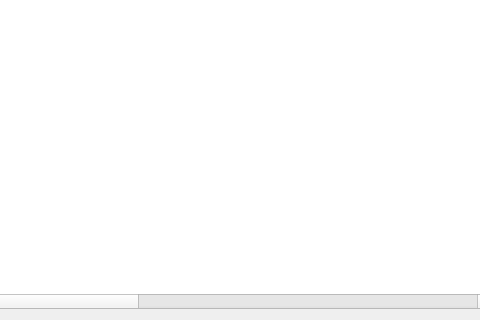
Qt form ui/accounts_widget.ui (JakPro15/23L-BD2-bank-management) before a commit; both pictures show x 91 to 571 and y 280 to 600 of the 800 by 600 pixel window.
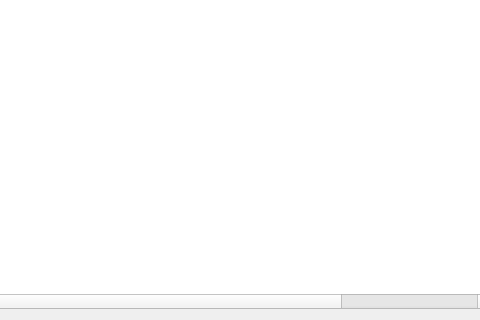
The same form after that commit.

What changed in the file:
```diff
--- a/ui/accounts_widget.ui
+++ b/ui/accounts_widget.ui
@@ -10,20 +10,38 @@
     <height>600</height>
    </rect>
   </property>
-  <property name="minimumSize">
-   <size>
-    <width>800</width>
-    <height>600</height>
-   </size>
-  </property>
   <property name="windowTitle">
    <string>Form</string>
   </property>
   <layout class="QHBoxLayout" name="horizontalLayout">
    <item>
     <widget class="QTableWidget" name="account_list">
+     <property name="sizeAdjustPolicy">
+      <enum>QAbstractScrollArea::AdjustToContents</enum>
+     </property>
+     <property name="autoScroll">
+      <bool>false</bool>
+     </property>
+     <property name="editTriggers">
+      <set>QAbstractItemView::NoEditTriggers</set>
+     </property>
+     <property name="tabKeyNavigation">
+      <bool>false</bool>
+     </property>
+     <property name="alternatingRowColors">
+      <bool>true</bool>
+     </property>
+     <property name="selectionMode">
+      <enum>QAbstractItemView::SingleSelection</enum>
+     </property>
+     <property name="selectionBehavior">
+      <enum>QAbstractItemView::SelectRows</enum>
+     </property>
+     <property name="sortingEnabled">
+      <bool>true</bool>
+     </property>
      <property name="columnCount">
-      <number>8</number>
+      <number>4</number>
      </property>
      <attribute name="horizontalHeaderVisible">
       <bool>true</bool>
@@ -63,10 +81,6 @@
        <string>Transaction limit</string>
       </property>
      </column>
-     <column/>
-     <column/>
-     <column/>
-     <column/>
     </widget>
    </item>
    <item>
```
